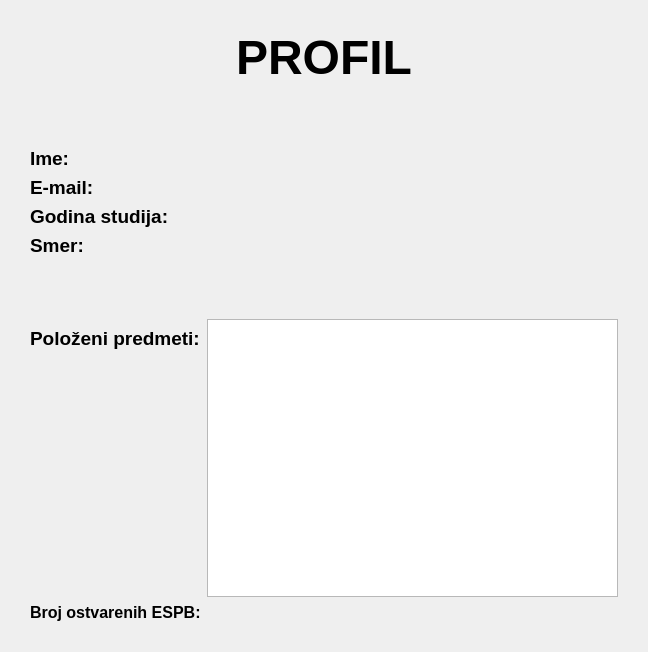
Above: Planer/MatfPlaner/forms/Profile.ui from stenjo1/MATF_Planner before the change. Below: the same form after it.
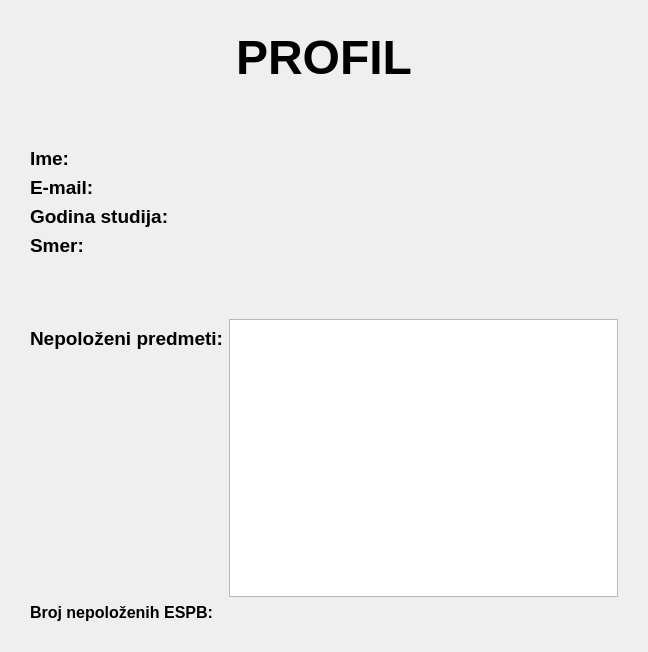
That is the form after the change.

Commit message: fixed exams list

Patch:
```diff
--- a/Planer/MatfPlaner/forms/Profile.ui
+++ b/Planer/MatfPlaner/forms/Profile.ui
@@ -85,14 +85,14 @@
    <item row="10" column="0">
     <widget class="QLabel" name="label_4">
      <property name="text">
-      <string>&lt;html&gt;&lt;head/&gt;&lt;body&gt;&lt;p&gt;&lt;span style=&quot; font-size:14pt; font-weight:600;&quot;&gt;Položeni predmeti:&lt;/span&gt;&lt;/p&gt;&lt;/body&gt;&lt;/html&gt;</string>
+      <string>&lt;html&gt;&lt;head/&gt;&lt;body&gt;&lt;p&gt;&lt;span style=&quot; font-size:14pt; font-weight:600;&quot;&gt;Nepoloženi predmeti:&lt;/span&gt;&lt;/p&gt;&lt;/body&gt;&lt;/html&gt;</string>
      </property>
     </widget>
    </item>
    <item row="12" column="0">
     <widget class="QLabel" name="label_9">
      <property name="text">
-      <string>&lt;html&gt;&lt;head/&gt;&lt;body&gt;&lt;p&gt;&lt;span style=&quot; font-size:12pt; font-weight:600;&quot;&gt;Broj ostvarenih ESPB:&lt;/span&gt;&lt;/p&gt;&lt;/body&gt;&lt;/html&gt;</string>
+      <string>&lt;html&gt;&lt;head/&gt;&lt;body&gt;&lt;p&gt;&lt;span style=&quot; font-size:12pt; font-weight:600;&quot;&gt;Broj nepoloženih ESPB:&lt;/span&gt;&lt;/p&gt;&lt;/body&gt;&lt;/html&gt;</string>
      </property>
     </widget>
    </item>
@@ -119,9 +119,6 @@
      </property>
     </spacer>
    </item>
-   <item row="10" column="1">
-    <widget class="QPlainTextEdit" name="plainTextEdit"/>
-   </item>
    <item row="0" column="0" colspan="2">
     <widget class="QLabel" name="label_profile_title">
      <property name="font">
@@ -160,6 +157,9 @@
      </property>
     </spacer>
    </item>
+   <item row="10" column="1">
+    <widget class="QListWidget" name="listWidget"/>
+   </item>
   </layout>
  </widget>
  <resources/>
```
The commit also changes 19 other files.
